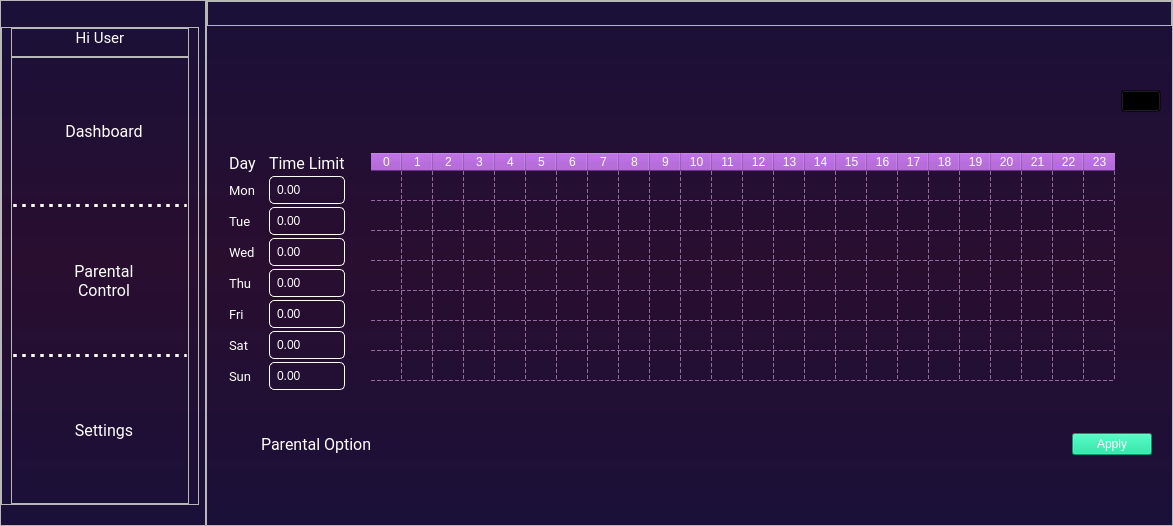
Old version of the form Designer/MainWindow.ui in the repository Soon156/AlignPosition.
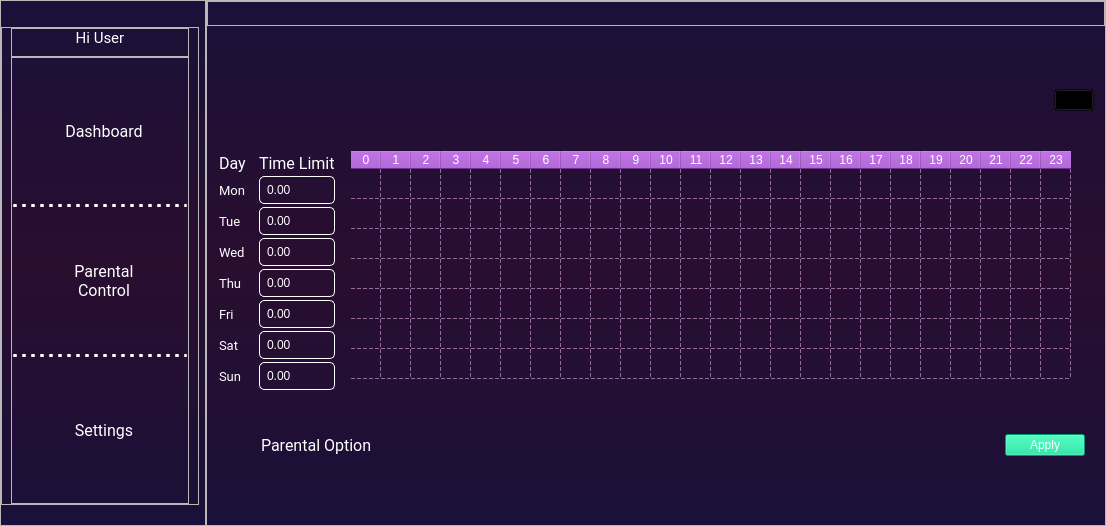
New version of the form. The open tabs and pages were chosen to show the change. Icons and pictures are not drawn.

Patch:
```diff
--- a/Designer/MainWindow.ui
+++ b/Designer/MainWindow.ui
@@ -6,7 +6,7 @@
    <rect>
     <x>0</x>
     <y>0</y>
-    <width>1173</width>
+    <width>1094</width>
     <height>526</height>
    </rect>
   </property>
@@ -1167,17 +1167,11 @@
                  <item>
                   <widget class="QTableWidget" name="usetime_table">
                    <property name="sizePolicy">
-                    <sizepolicy hsizetype="Maximum" vsizetype="Expanding">
+                    <sizepolicy hsizetype="Fixed" vsizetype="Fixed">
                      <horstretch>0</horstretch>
                      <verstretch>0</verstretch>
                     </sizepolicy>
                    </property>
-                   <property name="minimumSize">
-                    <size>
-                     <width>770</width>
-                     <height>0</height>
-                    </size>
-                   </property>
                    <property name="styleSheet">
                     <string notr="true">QTableWidget { border: none; gridline-color: #956a9e;
 }
@@ -1186,8 +1180,11 @@
     background-color: #9D43C9;
 }</string>
                    </property>
-                   <property name="selectionMode">
-                    <enum>QAbstractItemView::MultiSelection</enum>
+                   <property name="sizeAdjustPolicy">
+                    <enum>QAbstractScrollArea::AdjustToContents</enum>
+                   </property>
+                   <property name="editTriggers">
+                    <set>QAbstractItemView::NoEditTriggers</set>
                    </property>
                    <property name="showGrid">
                     <bool>true</bool>
@@ -1198,8 +1195,11 @@
                    <attribute name="horizontalHeaderVisible">
                     <bool>true</bool>
                    </attribute>
+                   <attribute name="horizontalHeaderMinimumSectionSize">
+                    <number>30</number>
+                   </attribute>
                    <attribute name="horizontalHeaderDefaultSectionSize">
-                    <number>31</number>
+                    <number>30</number>
                    </attribute>
                    <attribute name="verticalHeaderVisible">
                     <bool>false</bool>
```
Left out of the diff: 2 changed lines with no effect on the pictures.
